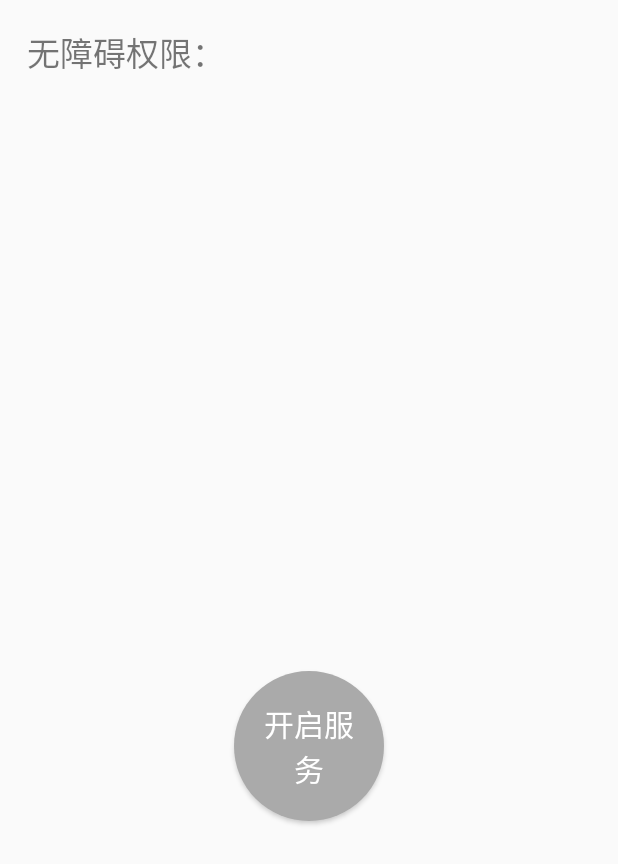
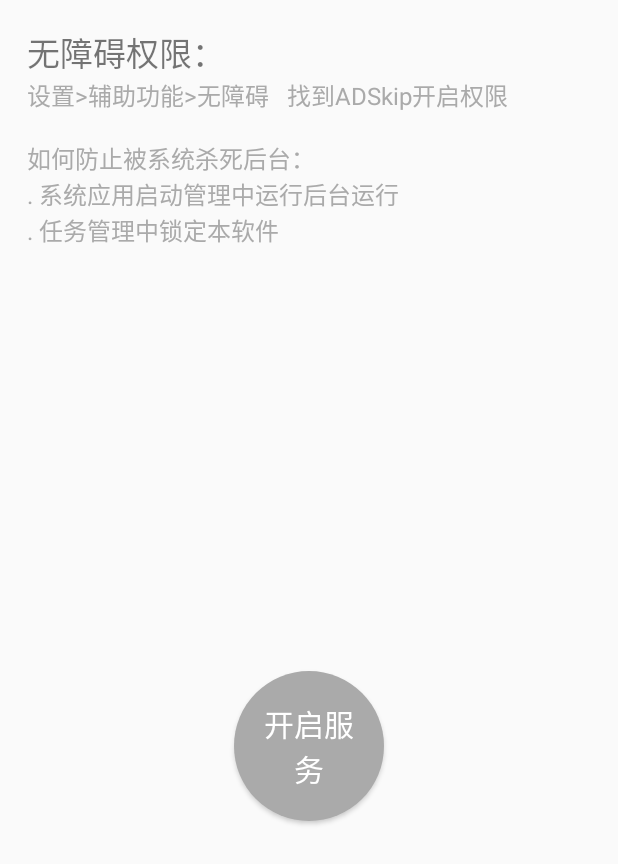
Before and after one commit to Promisin/ADSkip, an Android app: the layout activity_main.xml on its own in the app's theme, with its tools: preview values and no code run, on a phone screen of 412 x 824 dp. Shown: the top 864 px of the screen. Run offline under Robolectric (Android 15) with nearby library versions, the phone set to English and light mode, and no system bars.

Commit message:
fix: fix bug and add explanatory text

```diff
--- a/app/build.gradle
+++ b/app/build.gradle
@@ -8,7 +8,7 @@ android {
         minSdkVersion 26
         targetSdkVersion 29
         versionCode 1
-        versionName "1.0"
+        versionName "1.0.1"
         testInstrumentationRunner "androidx.test.runner.AndroidJUnitRunner"
     }
     buildTypes {
--- a/app/src/main/java/com/ypp/adskip/AccessUtils.java
+++ b/app/src/main/java/com/ypp/adskip/AccessUtils.java
@@ -44,9 +44,12 @@ public class AccessUtils {
         if (rootNodeInfo!=null && rootNodeInfo.getChildCount()!=0){
             for (int i = 0; i < rootNodeInfo.getChildCount(); i++) {
                 if (rootNodeInfo.getChild(i)!=null &&
-                        rootNodeInfo.getChild(i).getViewIdResourceName()!=null &&
-                        rootNodeInfo.getChild(i).getViewIdResourceName().contains(targetString)) {
-                    resultList.add(rootNodeInfo.getChild(i));
+                        rootNodeInfo.getChild(i).getViewIdResourceName()!=null) {
+                    String[] resourceID = rootNodeInfo.getChild(i).getViewIdResourceName().split(":");
+                    Log.d(TAG, "findAccessibilityNodeInfosByIDContain: "+resourceID[1]);
+                    if (resourceID[1].contains(targetString)){
+                        resultList.add(rootNodeInfo.getChild(i));
+                    }
                 }
                 resultList.addAll(findAccessibilityNodeInfosByIDContain(rootNodeInfo.getChild(i), targetString));
             }
--- a/app/src/main/res/layout/activity_main.xml
+++ b/app/src/main/res/layout/activity_main.xml
@@ -27,7 +27,7 @@
         android:id="@+id/permission_layout"
         android:layout_width="match_parent"
         android:layout_height="wrap_content"
-        android:orientation="horizontal"
+        android:orientation="vertical"
         android:layout_margin="18dp"
         app:layout_constraintStart_toStartOf="parent"
         app:layout_constraintEnd_toEndOf="parent"
@@ -38,6 +38,24 @@
             android:layout_height="wrap_content"
             android:text="@string/request_permission"
             android:textSize="22sp"/>
+        <TextView
+            android:layout_width="wrap_content"
+            android:layout_height="wrap_content"
+            android:text="@string/permission_path"
+            android:textSize="16sp"
+            android:textColor="@android:color/darker_gray"/>
     </LinearLayout>
 
+    <TextView
+        android:layout_width="match_parent"
+        android:layout_height="wrap_content"
+        app:layout_constraintStart_toStartOf="parent"
+        app:layout_constraintEnd_toEndOf="parent"
+        app:layout_constraintTop_toBottomOf="@id/permission_layout"
+        android:text="@string/notice"
+        android:textSize="16sp"
+        android:textColor="@android:color/darker_gray"
+        android:layout_margin="18dp"
+        android:layout_marginTop="8dp"/>
+
 </androidx.constraintlayout.widget.ConstraintLayout>
--- a/app/src/main/res/values/strings.xml
+++ b/app/src/main/res/values/strings.xml
@@ -5,4 +5,6 @@
     <string name="toggle_button_text_on">停止服务</string>
     <string name="toggle_button_text_off">开启服务</string>
     <string name="request_permission">无障碍权限：</string>
+    <string name="permission_path">设置>辅助功能>无障碍\t找到ADSkip开启权限</string>
+    <string name="notice">如何防止被系统杀死后台：\n. 系统应用启动管理中运行后台运行\n. 任务管理中锁定本软件</string>
 </resources>
```
